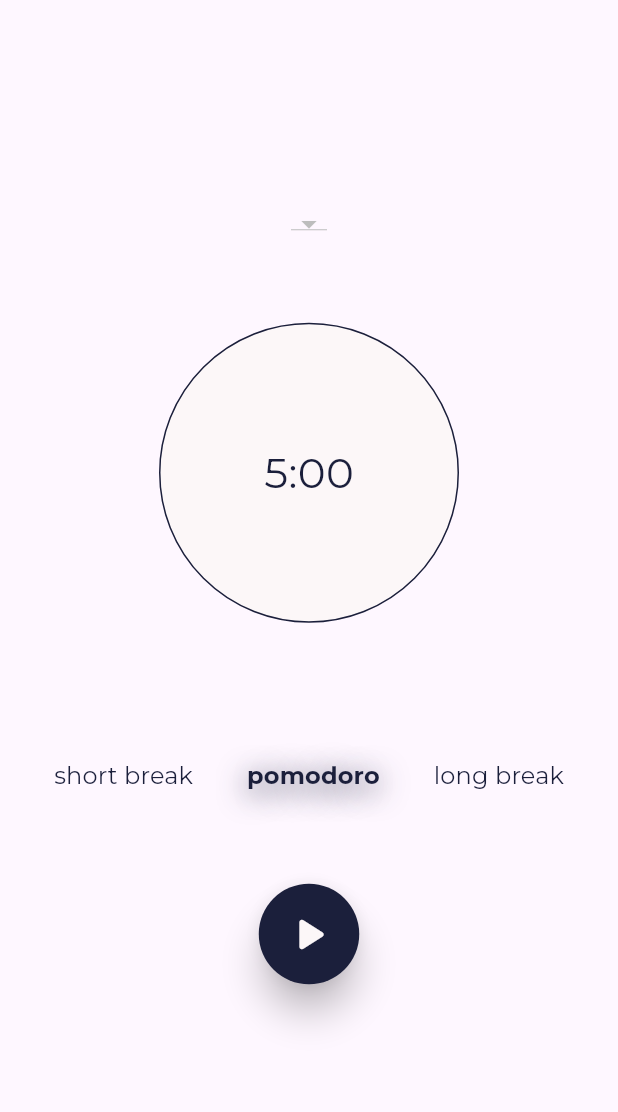
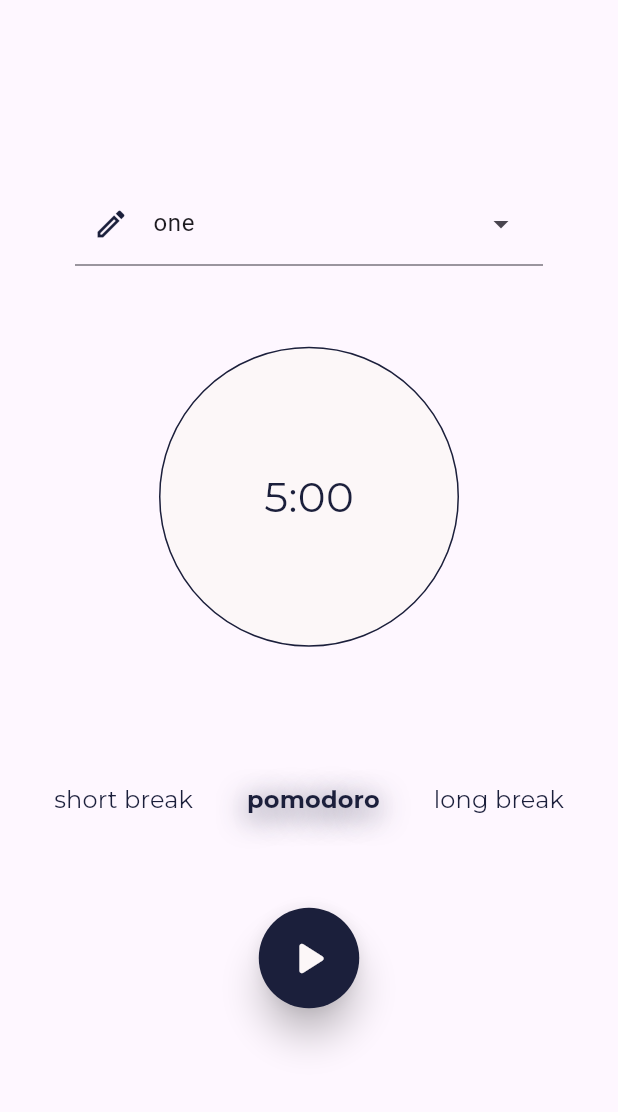
Before and after one commit to antoniolisboa/pomotime_app, a Flutter app: the screen it shows after launch, on a phone screen of 412 x 824 dp, the part 65-1177 px from its top. Run offline on Flutter 3.47's test engine with Material 3 defaults, Android fonts, the phone set to English and light mode, and no system bars; our stand-ins replace google_fonts.

Commit message:
ajustando o style do DropdownMenu

```diff
--- a/lib/pomodoro_timer_selector_dropdown.dart
+++ /dev/null
@@ -1,10 +0,0 @@
-import 'package:flutter/material.dart';
-
-class PomodoroTimerSelectorDropdown extends StatelessWidget {
-  const PomodoroTimerSelectorDropdown({super.key});
-
-  @override
-  Widget build(BuildContext context) {
-    return const Placeholder();
-  }
-}
--- a/lib/views/home_page.dart
+++ b/lib/views/home_page.dart
@@ -3,6 +3,7 @@ import 'package:google_fonts/google_fonts.dart';
 import 'package:flutter/material.dart';
 import 'package:pomotime_app/widgets/pomodoro_button_group.dart';
 import 'package:pomotime_app/widgets/pomodoro_timer.dart';
+import 'package:pomotime_app/widgets/pomodoro_settings_selector_dropdown.dart';
 
 class HomePage extends StatelessWidget {
   const HomePage({super.key});
@@ -20,20 +21,17 @@ class HomePage extends StatelessWidget {
           'PomoTime',
         ),
       ),
-      body: Column(
+      body: const Column(
         mainAxisAlignment: MainAxisAlignment.center,
         crossAxisAlignment: CrossAxisAlignment.center,
         children: [
-          DropdownButton(
-            items: null,
-            onChanged: (String? value) {},
-          ),
-          const SizedBox(height: 54),
-          const PomodoroTimer(),
-          const SizedBox(height: 82),
-          const PomodoroButtonGrup(),
-          const SizedBox(height: 52),
-          const MediaControlButton(),
+          PomodoroSettingsSelectorDropdown(),
+          SizedBox(height: 54),
+          PomodoroTimer(),
+          SizedBox(height: 82),
+          PomodoroButtonGrup(),
+          SizedBox(height: 52),
+          MediaControlButton(),
         ],
       ),
     );
--- /dev/null
+++ b/lib/widgets/pomodoro_settings_selector_dropdown.dart
@@ -0,0 +1,51 @@
+import 'package:flutter/material.dart';
+import 'package:pomotime_app/util/app_colors.dart';
+
+List<String> timers = ['one', 'two', 'three', 'four', 'five'];
+
+class PomodoroSettingsSelectorDropdown extends StatefulWidget {
+  const PomodoroSettingsSelectorDropdown({super.key});
+
+  @override
+  State<PomodoroSettingsSelectorDropdown> createState() =>
+      _PomodoroSettingsSelectorDropdownState();
+}
+
+class _PomodoroSettingsSelectorDropdownState
+    extends State<PomodoroSettingsSelectorDropdown> {
+  String _selectedPomodoroTimer = timers.first;
+
+  @override
+  Widget build(BuildContext context) {
+    return DropdownMenu(
+      width: 312,
+      inputDecorationTheme: InputDecorationTheme(
+        fillColor: AppColors.spaceCadet,
+      ),
+      leadingIcon: IconButton(
+        onPressed: () {},
+        icon: const Icon(
+          Icons.edit_outlined,
+          color: AppColors.spaceCadet,
+        ),
+        style: IconButton.styleFrom(
+          foregroundColor: AppColors.transparent,
+        ),
+      ),
+      initialSelection: _selectedPomodoroTimer,
+      onSelected: (value) {
+        setState(() {
+          _selectedPomodoroTimer = value!;
+        });
+      },
+      dropdownMenuEntries: timers.map<DropdownMenuEntry<String>>(
+        (String value) {
+          return DropdownMenuEntry<String>(
+            value: value,
+            label: value,
+          );
+        },
+      ).toList(),
+    );
+  }
+}
```
